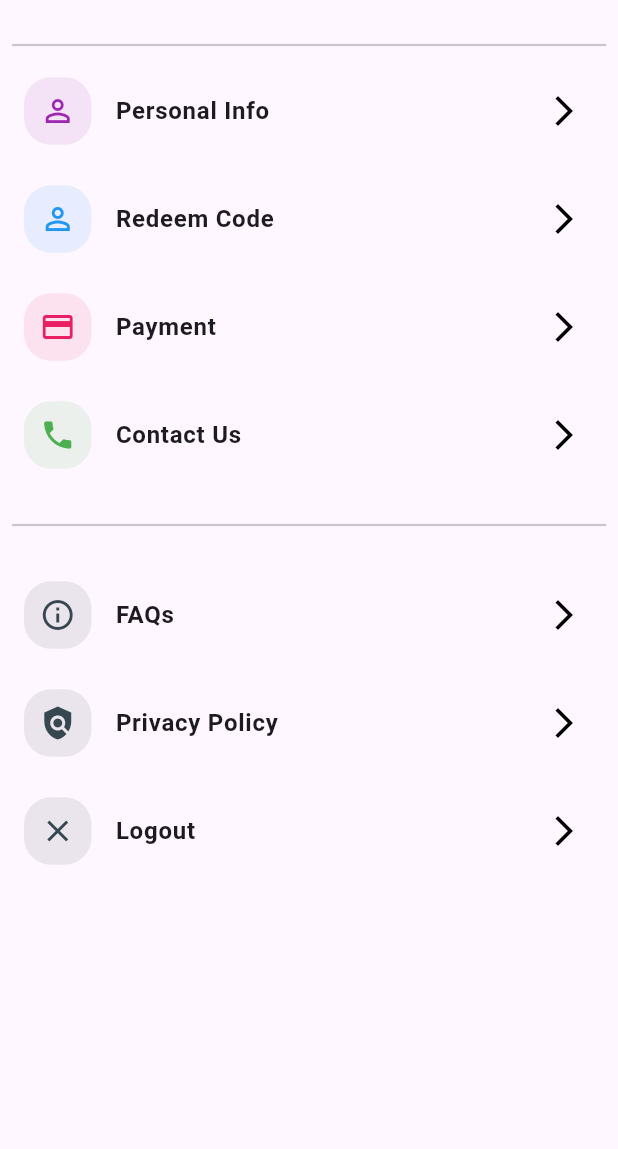
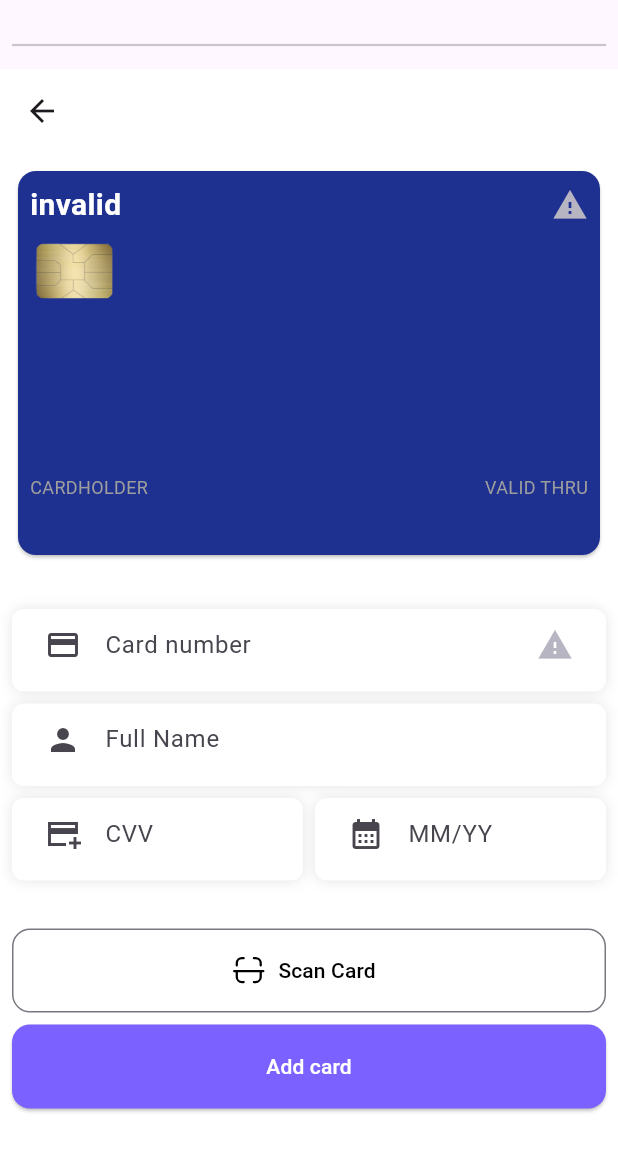
Before and after one commit to MohamadsFakih/TechX, a Flutter app: the SettingsScreen widget shown alone on an empty page, opened directly, after a tap on "Payment", on a phone screen of 412 x 824 dp, the part 87-1236 px from its top. Run offline on Flutter 3.47's test engine with Material 2 defaults, Android fonts, the phone set to English and light mode, and no system bars; our stand-ins replace accordion, cached_network_image, cloud_firestore, dartz, firebase_auth, firebase_core and 8 more; accounts and stored records are empty; generated files the repository leaves out were written again.

Commit message:
Added credit card widget and credit card screen

```diff
--- a/lib/core/components/card_type.dart
+++ b/lib/core/components/card_type.dart
@@ -1,4 +1,4 @@
-enum CardType {
+enum MyCardType {
   master,
   visa,
   verve,
--- a/lib/core/components/card_utilis.dart
+++ b/lib/core/components/card_utilis.dart
@@ -4,7 +4,7 @@ import 'card_strings.dart';
 import 'card_type.dart';
 
 class PaymentCard {
-  CardType? type;
+  MyCardType? type;
   String? number;
   String? name;
   int? month;
@@ -119,32 +119,32 @@ class CardUtils {
     return text.replaceAll(regExp, '');
   }
 
-  static Widget? getCardIcon(CardType? cardType) {
+  static Widget? getCardIcon(MyCardType? cardType) {
     String img = "";
     Icon? icon;
     switch (cardType) {
-      case CardType.master:
+      case MyCardType.master:
         img = 'mastercard.png';
         break;
-      case CardType.visa:
+      case MyCardType.visa:
         img = 'visa.png';
         break;
-      case CardType.verve:
+      case MyCardType.verve:
         img = 'verve.png';
         break;
-      case CardType.americanExpress:
+      case MyCardType.americanExpress:
         img = 'american_express.png';
         break;
-      case CardType.discover:
+      case MyCardType.discover:
         img = 'discover.png';
         break;
-      case CardType.dinersClub:
+      case MyCardType.dinersClub:
         img = 'dinners_club.png';
         break;
-      case CardType.jcb:
+      case MyCardType.jcb:
         img = 'jcb.png';
         break;
-      case CardType.others:
+      case MyCardType.others:
         icon = const Icon(
           Icons.credit_card,
           size: 24.0,
@@ -204,27 +204,27 @@ class CardUtils {
     return Strings.numberIsInvalid;
   }
 
-  static CardType getCardTypeFrmNumber(String input) {
-    CardType cardType;
+  static MyCardType getCardTypeFrmNumber(String input) {
+    MyCardType cardType;
     if (input.startsWith(RegExp(
         r'((5[1-5])|(222[1-9]|22[3-9][0-9]|2[3-6][0-9]{2}|27[01][0-9]|2720))'))) {
-      cardType = CardType.master;
+      cardType = MyCardType.master;
     } else if (input.startsWith(RegExp(r'[4]'))) {
-      cardType = CardType.visa;
-    } else if (input.startsWith(RegExp(r'((506(0|1))|(507(8|9))|(6500))'))) {
-      cardType = CardType.verve;
+      cardType = MyCardType.visa;
+    } else if (input.startsWith(RegExp(r'((506([01]))|(507([89]))|(6500))'))) {
+      cardType = MyCardType.verve;
     } else if (input.startsWith(RegExp(r'((34)|(37))'))) {
-      cardType = CardType.americanExpress;
+      cardType = MyCardType.americanExpress;
     } else if (input.startsWith(RegExp(r'((6[45])|(6011))'))) {
-      cardType = CardType.discover;
+      cardType = MyCardType.discover;
     } else if (input.startsWith(RegExp(r'((30[0-5])|(3[89])|(36)|(3095))'))) {
-      cardType = CardType.dinersClub;
+      cardType = MyCardType.dinersClub;
     } else if (input.startsWith(RegExp(r'(352[89]|35[3-8][0-9])'))) {
-      cardType = CardType.jcb;
+      cardType = MyCardType.jcb;
     } else if (input.length <= 8) {
-      cardType = CardType.others;
+      cardType = MyCardType.others;
     } else {
-      cardType = CardType.invalid;
+      cardType = MyCardType.invalid;
     }
     return cardType;
   }
--- a/lib/core/utils/mds.dart
+++ b/lib/core/utils/mds.dart
@@ -1,5 +1,6 @@
 import 'package:flutter/material.dart';
 
+const Color primaryColor = Color(0xFF7B61FF);
 const Color mainColor = Color(0xFF1E3190);
 const Color textColor = Color(0xFF4F4F4F);
 const Color cardColor = Color(0xFFF2F2F2);
@@ -10,3 +11,9 @@ const Color bottomBarItemColor = Color(0xFF77767D);
 const Color redColor = Color(0xFFB83925);
 const Color homeColor = Color(0xFFF3F3F3);
 const Color miniItemImageColor = Color(0xFFDEDFE9);
+
+const TextStyle creditCardStyle = TextStyle(
+  color: Colors.white,
+  fontWeight: FontWeight.bold,
+  fontSize: 20,
+);
--- /dev/null
+++ b/lib/features/settings/presentation/screens/payment_info_screen.dart
@@ -0,0 +1,234 @@
+import 'dart:async';
+
+import 'package:flutter/material.dart';
+import 'package:flutter/services.dart';
+import 'package:flutter_svg/flutter_svg.dart';
+import 'package:techx/core/components/card_type.dart';
+import 'package:techx/core/components/card_utilis.dart';
+import 'package:techx/core/components/input_formatters.dart';
+import 'package:techx/features/settings/presentation/widgets/credit_card_field.dart';
+import 'package:techx/features/settings/presentation/widgets/credit_card_widget.dart';
+
+class PaymentInfoScreen extends StatefulWidget {
+  const PaymentInfoScreen({super.key, required this.controller});
+
+  final PageController controller;
+
+  @override
+  State<PaymentInfoScreen> createState() => _PaymentInfoScreenState();
+}
+
+class _PaymentInfoScreenState extends State<PaymentInfoScreen> {
+  final TextEditingController _cardNumberController = TextEditingController();
+  final TextEditingController _cardHolderController = TextEditingController();
+  final TextEditingController _cardCvvController = TextEditingController();
+  final TextEditingController _cardDateController = TextEditingController();
+
+  final StreamController<void> _streamController = StreamController<void>();
+
+  Stream<void> get _cardStream => _streamController.stream;
+
+  MyCardType cardType = MyCardType.invalid;
+
+  void getCardTypeFromNumber() {
+    if (_cardNumberController.text.length <= 6) {
+      String cardNum = CardUtils.getCleanedNumber(_cardNumberController.text);
+      MyCardType type = CardUtils.getCardTypeFrmNumber(cardNum);
+      if (type != cardType) {
+        setState(() {
+          cardType = type;
+        });
+      }
+    }
+  }
+
+  @override
+  void initState() {
+    super.initState();
+
+    _cardNumberController.addListener(_updateCard);
+    _cardHolderController.addListener(_updateCard);
+    _cardCvvController.addListener(_updateCard);
+    _cardDateController.addListener(_updateCard);
+  }
+
+  void _updateCard() {
+    _streamController.add(null);
+  }
+
+  @override
+  void dispose() {
+    _streamController.close();
+    super.dispose();
+  }
+
+  @override
+  Widget build(BuildContext context) {
+    return Scaffold(
+      backgroundColor: Colors.white,
+      appBar: AppBar(
+        backgroundColor: Colors.white,
+        leading: IconButton(
+          icon: const Icon(Icons.arrow_back),
+          onPressed: () {
+            widget.controller.animateToPage(
+              0,
+              duration: const Duration(
+                milliseconds: 300,
+              ),
+              curve: Curves.ease,
+            );
+          },
+        ),
+      ),
+      body: Padding(
+        padding: const EdgeInsets.all(8.0),
+        child: ListView(
+          children: [
+            AspectRatio(
+              aspectRatio: 1.5,
+              child: StreamBuilder(
+                  stream: _cardStream,
+                  builder: (context, snapshot) {
+                    return CreditCardWidget(
+                      cardType: cardType.name,
+                      cardNumber: _cardNumberController.text,
+                      cardHolder: _cardHolderController.text,
+                      cardDate: _cardDateController.text,
+                      cardCVV: _cardCvvController.text,
+                      cardImage: CardUtils.getCardIcon(cardType),
+                    );
+                  }),
+            ),
+            const SizedBox(
+              height: 32,
+            ),
+            Form(
+              child: Column(
+                children: [
+                  CreditCardField(
+                      textFormField: TextFormField(
+                    onChanged: (val) {
+                      getCardTypeFromNumber();
+                    },
+                    decoration: InputDecoration(
+                      hintText: "Card number",
+                      border: InputBorder.none,
+                      hintStyle: const TextStyle(
+                        height: 2,
+                      ),
+                      prefixIcon: const Padding(
+                          padding: EdgeInsets.symmetric(vertical: 8.0),
+                          child: Icon(Icons.credit_card)),
+                      suffixIcon: Padding(
+                        padding: const EdgeInsets.all(8.0),
+                        child: CardUtils.getCardIcon(cardType),
+                      ),
+                    ),
+                    controller: _cardNumberController,
+                    keyboardType: TextInputType.number,
+                    inputFormatters: [
+                      FilteringTextInputFormatter.digitsOnly,
+                      LengthLimitingTextInputFormatter(19),
+                      CardNumberFormatter(),
+                    ],
+                  )),
+                  Padding(
+                      padding: const EdgeInsets.symmetric(vertical: 8.0),
+                      child: CreditCardField(
+                        textFormField: TextFormField(
+                          controller: _cardHolderController,
+                          decoration: const InputDecoration(
+                            border: InputBorder.none,
+                            hintStyle: TextStyle(
+                              height: 2,
+                            ),
+                            hintText: "Full Name",
+                            prefixIcon: Padding(
+                              padding: EdgeInsets.all(8.0),
+                              child: Icon(Icons.person),
+                            ),
+                          ),
+                        ),
+                      )),
+                  Row(
+                    children: [
+                      Expanded(
+                        child: CreditCardField(
+                          textFormField: TextFormField(
+                            controller: _cardCvvController,
+                            decoration: const InputDecoration(
+                              border: InputBorder.none,
+                              hintStyle: TextStyle(
+                                height: 2,
+                              ),
+                              hintText: "CVV",
+                              prefixIcon: Padding(
+                                  padding: EdgeInsets.all(8.0),
+                                  child: Icon(Icons.add_card_sharp)),
+                            ),
+                            keyboardType: TextInputType.number,
+                            inputFormatters: [
+                              LengthLimitingTextInputFormatter(4),
+                              FilteringTextInputFormatter.digitsOnly,
+                            ],
+                          ),
+                        ),
+                      ),
+                      const SizedBox(
+                        width: 8,
+                      ),
+                      Expanded(
+                        child: CreditCardField(
+                          textFormField: TextFormField(
+                            controller: _cardDateController,
+                            decoration: const InputDecoration(
+                              border: InputBorder.none,
+                              hintStyle: TextStyle(
+                                height: 2,
+                              ),
+                              hintText: "MM/YY",
+                              prefixIcon: Padding(
+                                  padding: EdgeInsets.all(8.0),
+                                  child: Icon(Icons.calendar_month)),
+                            ),
+                            keyboardType: TextInputType.number,
+                            inputFormatters: [
+                              LengthLimitingTextInputFormatter(5),
+                              FilteringTextInputFormatter.digitsOnly,
+                              CardMonthInputFormatter(),
+                            ],
+                          ),
+                        ),
+                      ),
+                    ],
+                  )
+                ],
+              ),
+            ),
+            const SizedBox(
+              height: 32,
+            ),
+            OutlinedButton.icon(
+              onPressed: () {},
+              icon: SvgPicture.asset(
+                "assets/images/creditCard/scan.svg",
+              ),
+              label: const Text("Scan Card"),
+            ),
+            Padding(
+              padding: const EdgeInsets.only(top: 8.0),
+              child: ElevatedButton(
+                onPressed: () {},
+                child: const Text(
+                  "Add card",
+                  style: TextStyle(color: Colors.white),
+                ),
+              ),
+            ),
+          ],
+        ),
+      ),
+    );
+  }
+}
--- a/lib/features/settings/presentation/screens/settings_contact_screen.dart
+++ b/lib/features/settings/presentation/screens/settings_contact_screen.dart
@@ -16,16 +16,7 @@ class SettingsContactScreen extends StatelessWidget {
   @override
   Widget build(BuildContext context) {
     return Scaffold(
-      body: WillPopScope(
-        onWillPop: () {
-          controller.animateToPage(
-            0,
-            duration: const Duration(milliseconds: 300),
-            curve: Curves.ease,
-          );
-          return Future.value(false);
-        },
-        child: SafeArea(
+      body: SafeArea(
         child: Column(
           children: [
             SettingsTile(
@@ -86,7 +77,6 @@ class SettingsContactScreen extends StatelessWidget {
               .slideX(),
         ),
       ),
-      ),
     );
   }
 }
--- a/lib/features/settings/presentation/screens/settings_main_screen.dart
+++ b/lib/features/settings/presentation/screens/settings_main_screen.dart
@@ -52,7 +52,9 @@ class _SettingsMainScreenState extends State<SettingsMainScreen> {
             icon: Icons.credit_card,
             color: Colors.pink,
             text: "Payment",
-            onTap: () {},
+            onTap: () {
+              _animateToPage(4);
+            },
           ),
           const SizedBox(
             height: 16,
--- a/lib/features/settings/presentation/screens/settings_screen.dart
+++ b/lib/features/settings/presentation/screens/settings_screen.dart
@@ -3,6 +3,7 @@ import 'package:flutter_bloc/flutter_bloc.dart';
 import 'package:techx/core/utils/constant_functions.dart';
 import 'package:techx/di/injection_container.dart';
 import 'package:techx/features/common/presentation/bloc/user/user_bloc.dart';
+import 'package:techx/features/settings/presentation/screens/payment_info_screen.dart';
 import 'package:techx/features/settings/presentation/screens/profile_screen.dart';
 import 'package:techx/features/settings/presentation/screens/settings_contact_screen.dart';
 import 'package:techx/features/settings/presentation/screens/settings_faq.dart';
@@ -64,6 +65,9 @@ class _SettingsScreenState extends State<SettingsScreen>
                   ProfileScreen(
                     controller: _controller,
                   ),
+                  PaymentInfoScreen(
+                    controller: _controller,
+                  ),
                 ],
               ),
             ),
--- /dev/null
+++ b/lib/features/settings/presentation/widgets/credit_card_widget.dart
@@ -0,0 +1,91 @@
+import 'package:flutter/material.dart';
+import 'package:techx/core/utils/mds.dart';
+
+class CreditCardWidget extends StatelessWidget {
+  const CreditCardWidget({
+    super.key,
+    required this.cardType,
+    required this.cardNumber,
+    required this.cardHolder,
+    required this.cardDate,
+    required this.cardCVV,
+    required this.cardImage,
+    this.cardColor = mainColor,
+  });
+
+  final String cardType;
+  final String cardNumber;
+  final String cardHolder;
+  final String cardDate;
+  final String cardCVV;
+  final Color cardColor;
+  final Widget? cardImage;
+
+  @override
+  Widget build(BuildContext context) {
+    return Card(
+      color: cardColor,
+      child: Padding(
+        padding: const EdgeInsets.all(8.0),
+        child: Column(
+          crossAxisAlignment: CrossAxisAlignment.start,
+          children: [
+            Row(
+              mainAxisAlignment: MainAxisAlignment.spaceBetween,
+              children: [
+                Text(
+                  cardType,
+                  style: creditCardStyle,
+                ),
+                cardImage ?? Container(),
+              ],
+            ),
+            Image.asset(
+              "assets/images/creditCard/credit_card_seal.png",
+              width: 60,
+              height: 60,
+            ),
+            Expanded(
+              child: Align(
+                alignment: Alignment.center,
+                child: Text(
+                  cardNumber,
+                  style: creditCardStyle.copyWith(fontSize: 26),
+                ),
+              ),
+            ),
+            const Row(
+              mainAxisAlignment: MainAxisAlignment.spaceBetween,
+              children: [
+                Text(
+                  "CARDHOLDER",
+                  style: TextStyle(
+                    color: Colors.grey,
+                    fontSize: 12,
+                  ),
+                ),
+                Text(
+                  "VALID THRU",
+                  style: TextStyle(color: Colors.grey, fontSize: 12),
+                ),
+              ],
+            ),
+            Row(
+              mainAxisAlignment: MainAxisAlignment.spaceBetween,
+              children: [
+                Text(
+                  cardHolder,
+                  style: creditCardStyle,
+                ),
+                Text(
+                  cardDate,
+                  style: creditCardStyle,
+                ),
+              ],
+            ),
+          ],
+        ),
+      ),
+    );
+  }
+}
--- a/lib/main.dart
+++ b/lib/main.dart
@@ -3,6 +3,7 @@ import 'package:firebase_auth/firebase_auth.dart';
 import 'package:firebase_core/firebase_core.dart';
 import 'package:flutter/material.dart';
 import 'package:get_it/get_it.dart';
+import 'package:techx/core/utils/mds.dart';
 import 'package:techx/di/injection_container.dart';
 import 'package:techx/features/home/presentation/screen/home_page.dart';
 import 'package:techx/features/login/presentation/screen/login_screen.dart';
@@ -30,6 +31,30 @@ class MyApp extends StatelessWidget {
       theme: ThemeData(
         colorScheme: ColorScheme.fromSeed(seedColor: Colors.deepPurple),
         useMaterial3: true,
+        elevatedButtonTheme: ElevatedButtonThemeData(
+          style: ElevatedButton.styleFrom(
+            backgroundColor: primaryColor,
+            minimumSize: const Size(double.infinity, 56),
+            shape: const RoundedRectangleBorder(
+              borderRadius: BorderRadius.all(Radius.circular(12)),
+            ),
+          ),
+        ),
+        outlinedButtonTheme: OutlinedButtonThemeData(
+          style: OutlinedButton.styleFrom(
+            foregroundColor: Colors.black,
+            minimumSize: const Size(double.infinity, 56),
+            shape: const RoundedRectangleBorder(
+              borderRadius: BorderRadius.all(Radius.circular(12)),
+            ),
+          ),
+        ),
+        appBarTheme: const AppBarTheme(
+          backgroundColor: Colors.white,
+          elevation: 0,
+          titleTextStyle:
+              TextStyle(color: Colors.black, fontWeight: FontWeight.w500),
+        ),
       ),
       onGenerateRoute: (settings) {
         switch (settings.name) {
```
Also changed, not shown: assets/images/creditCard/credit_card_seal.png (added). Lines whose indentation alone changed are shown as unchanged.
